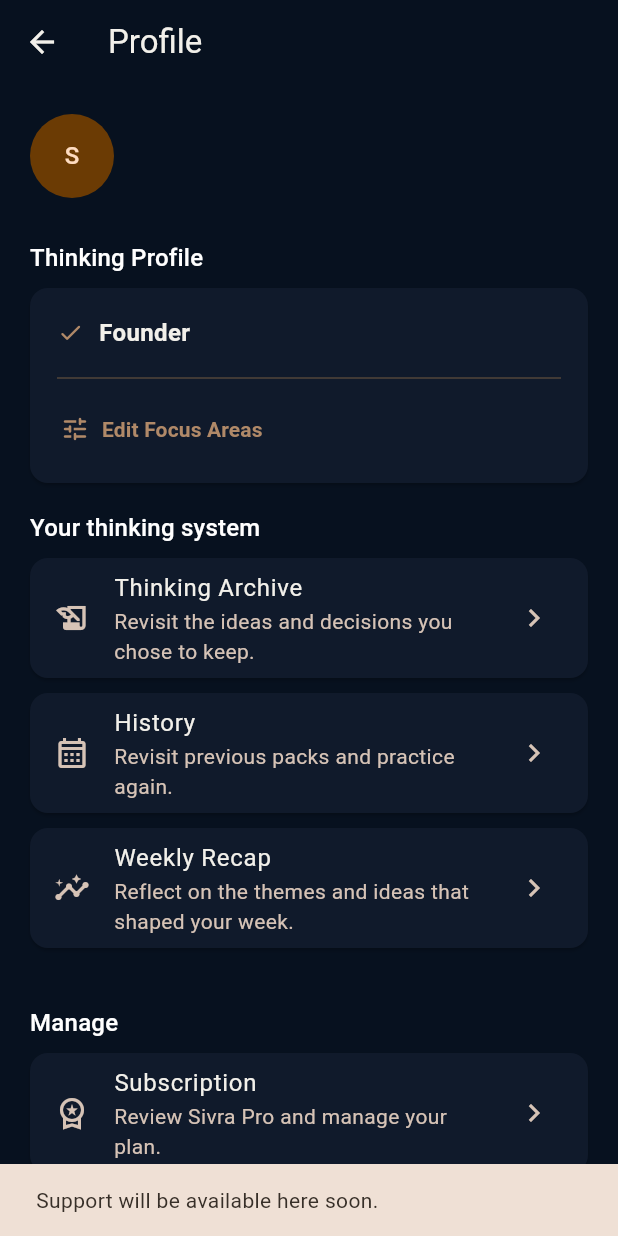
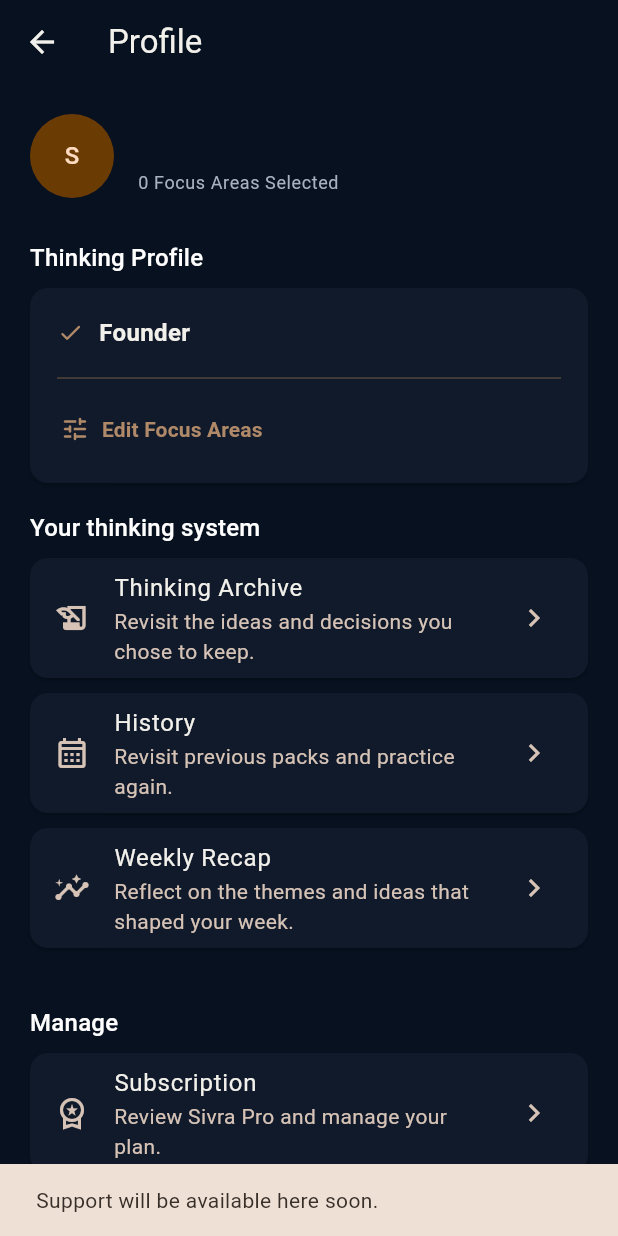
Before and after one commit to earthsongcreate-ux/Sivra, a Flutter app: the ProfileScreen screen opened directly with empty values, after a tap on "Support", on a phone screen of 412 x 824 dp. Run offline on Flutter 3.47's test engine with Material 3 defaults, Android fonts, the phone set to English and light mode, and no system bars; our stand-ins replace cloud_firestore, firebase_auth, firebase_core, shared_preferences; missing offline and left inert: purchases_flutter; accounts and stored records are empty; network calls fail.

Commit message:
Update profile focus area display

```diff
--- a/apps/sivra/lib/screens/profile_screen.dart
+++ b/apps/sivra/lib/screens/profile_screen.dart
@@ -53,10 +53,12 @@ class ProfileScreen extends StatefulWidget {
 
 class _ProfileScreenState extends State<ProfileScreen> {
   late List<String> _thinkingRoles;
+  late List<String> _focusAreas;
 
   @override
   void initState() {
     super.initState();
+    _focusAreas = List<String>.of(widget.pack.focusAreas);
     _thinkingRoles =
         widget.initialThinkingRoles ??
         ThinkingFocus.rolesForFocusAreas(widget.pack.focusAreas);
@@ -70,16 +72,21 @@ class _ProfileScreenState extends State<ProfileScreen> {
     }
 
     try {
-      final roles = loader != null
-          ? await loader()
-          : await FirestoreService.instance
-                .getProfile(widget.uid!)
-                .then((profile) => profile?.thinkingRoles ?? const <String>[]);
-      if (!mounted || roles.isEmpty) {
+      final profile = loader == null
+          ? await FirestoreService.instance.getProfile(widget.uid!)
+          : null;
+      final roles =
+          profile?.thinkingRoles ?? await loader?.call() ?? const <String>[];
+      if (!mounted) {
         return;
       }
       setState(() {
-        _thinkingRoles = roles.take(3).toList();
+        if (roles.isNotEmpty) {
+          _thinkingRoles = roles.take(3).toList();
+        }
+        if (profile != null) {
+          _focusAreas = List<String>.of(profile.focusAreas);
+        }
       });
     } catch (_) {
       // The profile remains useful with the focus areas from today's pack.
@@ -106,11 +113,23 @@ class _ProfileScreenState extends State<ProfileScreen> {
                 ),
                 const SizedBox(width: 16),
                 Expanded(
-                  child: Text(
-                    widget.firstName == 'there'
-                        ? 'Your profile'
-                        : widget.firstName,
-                    style: textTheme.headlineSmall,
+                  child: Column(
+                    crossAxisAlignment: CrossAxisAlignment.start,
+                    children: [
+                      Text(
+                        widget.firstName == 'there'
+                            ? 'Your profile'
+                            : widget.firstName,
+                        style: textTheme.headlineSmall,
+                      ),
+                      const SizedBox(height: 4),
+                      Text(
+                        _focusAreaCountLabel(_focusAreas.length),
+                        style: textTheme.bodySmall?.copyWith(
+                          color: SivraColors.mutedText,
+                        ),
+                      ),
+                    ],
                   ),
                 ),
               ],
@@ -252,6 +271,11 @@ class _ProfileScreenState extends State<ProfileScreen> {
     return trimmed.characters.first.toUpperCase();
   }
 
+  static String _focusAreaCountLabel(int count) {
+    final noun = count == 1 ? 'Focus Area' : 'Focus Areas';
+    return '$count $noun Selected';
+  }
+
   static void _push(BuildContext context, Widget screen) {
     Navigator.of(
       context,
@@ -279,6 +303,7 @@ class _ProfileScreenState extends State<ProfileScreen> {
     }
     setState(() {
       _thinkingRoles = updatedRoles;
+      _focusAreas = ThinkingFocus.focusAreasForRoles(updatedRoles);
     });
   }
 
```
Also changed, not shown: 2 other files.
